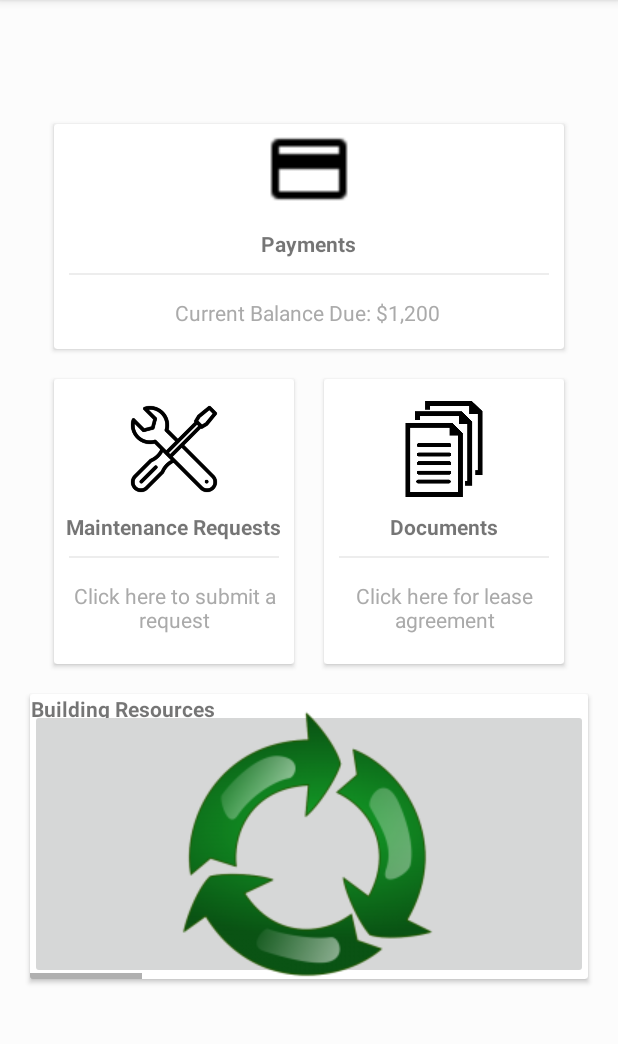
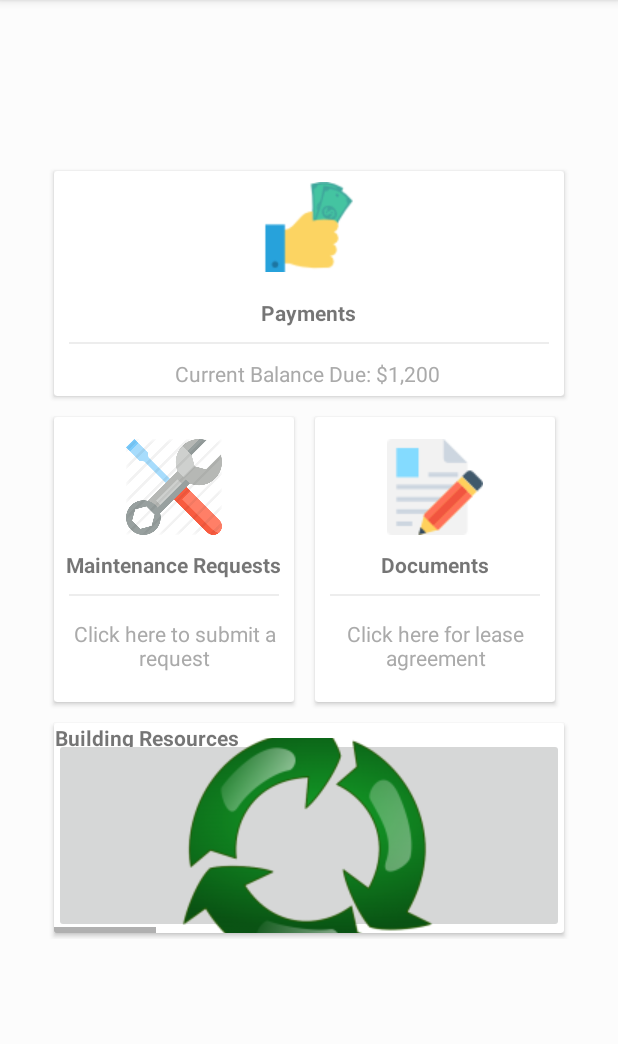
Before and after one commit to jervona/Abode, an Android app: the DashBoardFragment screen opened directly, with no data from a screen before it, on a phone screen of 412 x 824 dp, the part 84-1128 px from its top. Run offline under Robolectric (Android 15) with nearby library versions, the phone set to English and light mode, and no system bars; our stand-ins replace ButterKnife, Firebase (no records; nobody signed in at launch, a user with empty details on screens opened directly); libraries missing offline, so code that uses them is left out: com.aurelhubert.ahbottomnavigation; plain views replace AHBottomNavigation; 11 statements that could not run were skipped.

Commit message:
dashboard changes

```diff
--- a/app/src/main/java/nyc/c4q/capstone/BottomNavFragment/PaymentFragment.java
+++ b/app/src/main/java/nyc/c4q/capstone/BottomNavFragment/PaymentFragment.java
@@ -157,7 +157,7 @@ public class PaymentFragment extends Fragment {
     public void popUp(String s, String num) {
         Dialog dialog = new Dialog(rootView.getContext());
         dialog.setContentView(R.layout.fragment_pay);
-        dialog.setTitle("Your Payment Is");
+        dialog.setTitle("    Payment Confirmation");
         TextView confirmation = (TextView) dialog.findViewById(R.id.confirmation);
         TextView amount = (TextView) dialog.findViewById(R.id.amount_paid);
         confirmation.setText(num);
--- a/app/src/main/res/layout/dash_board_itemview.xml
+++ b/app/src/main/res/layout/dash_board_itemview.xml
@@ -23,7 +23,7 @@
         android:layout_height="wrap_content"
         android:textStyle="bold"
         android:layout_marginTop="10dp"
-        android:text="@string/resources"
+
         />
 
 
--- a/app/src/main/res/layout/fragment_dash_board.xml
+++ b/app/src/main/res/layout/fragment_dash_board.xml
@@ -6,7 +6,8 @@
     android:gravity="center"
     android:orientation="vertical"
     android:padding="10dp"
-    tools:context="nyc.c4q.capstone.BottomNavFragment.DashBoardFragment">
+    tools:context="nyc.c4q.capstone.BottomNavFragment.DashBoardFragment"
+    >
 
     <LinearLayout
         android:layout_width="match_parent"
@@ -18,7 +19,7 @@
         <android.support.v7.widget.CardView
             android:layout_width="340dp"
             android:layout_height="150dp"
-            android:layout_margin="10dp"
+            android:layout_margin="4dp"
             android:clickable="true">
 
 
@@ -31,8 +32,8 @@
                 <ImageView
                     android:layout_width="60dp"
                     android:layout_height="60dp"
-                    android:background="@drawable/payment"
-                    android:padding="10dp" />
+                    android:background="@drawable/paydash"
+                    android:layout_margin="7dp" />
 
                 <TextView
                     android:layout_width="wrap_content"
@@ -51,7 +52,7 @@
                     android:layout_width="wrap_content"
                     android:layout_height="wrap_content"
                     android:gravity="center"
-                    android:padding="5dp"
+
                     android:text="Current Balance Due: $1,200 "
                     android:textColor="@android:color/darker_gray" />
 
@@ -79,7 +80,7 @@
             android:id="@+id/maintenance_card"
             android:layout_width="160dp"
             android:layout_height="190dp"
-            android:layout_margin="10dp"
+            android:layout_margin="4dp"
             android:clickable="true"
             android:foreground="?android:attr/selectableItemBackground">
 
@@ -92,7 +93,7 @@
                 <ImageView
                     android:layout_width="64dp"
                     android:layout_height="64dp"
-                    android:background="@drawable/maintenance"
+                    android:background="@drawable/maintdash"
                     android:padding="10dp" />
 
                 <TextView
@@ -136,7 +137,7 @@
                 <ImageView
                     android:layout_width="64dp"
                     android:layout_height="64dp"
-                    android:background="@drawable/docs"
+                    android:background="@drawable/docdash"
                     android:padding="10dp" />
 
                 <TextView
@@ -177,9 +178,9 @@
         android:orientation="horizontal">
 
         <android.support.v7.widget.CardView
-            android:layout_width="match_parent"
-            android:layout_height="190dp"
-            android:layout_margin="10dp"
+            android:layout_width="340dp"
+            android:layout_height="140dp"
+            android:layout_margin="4dp"
             android:clickable="true"
             android:foreground="?android:attr/selectableItemBackground">
 
@@ -192,7 +193,7 @@
                     android:layout_width="wrap_content"
                     android:layout_height="wrap_content"
                     android:gravity="center"
-                    android:text="Building Resources"
+                    android:text="@string/building_resources"
                     android:textStyle="bold" />
 
             </LinearLayout>
--- a/app/src/main/res/layout/login.xml
+++ b/app/src/main/res/layout/login.xml
@@ -55,6 +55,7 @@
             android:layout_width="wrap_content"
             android:layout_height="wrap_content"
             android:layout_margin="10dp"/>
+
     </LinearLayout>
 
 
--- a/app/src/main/res/values/strings.xml
+++ b/app/src/main/res/values/strings.xml
@@ -13,7 +13,7 @@
     <string name="confirmation">Confirmation</string>
     <string name="amount_paid">Amount Paid</string>
     <string name="payment_history">Payment History</string>
-    <string name="resources">Resources</string>
+    <string name="building_resources">Building Resources</string>
 
     <string-array name="location_options">
         <item>Bathroom</item>
```
Also changed, not shown: app/src/main/res/layout/activity_sign_in.xml (+17 -23 lines), app/src/main/res/layout/fragment_pay.xml (+8 -2 lines), app/src/main/res/layout/maintenance_repairs_itemview.xml (+7 -2 lines), app/src/main/res/drawable/central2.png (added), app/src/main/res/drawable/docdash.png (added), app/src/main/res/drawable/maintdash.png (added), app/src/main/res/drawable/paydash.png (added).
